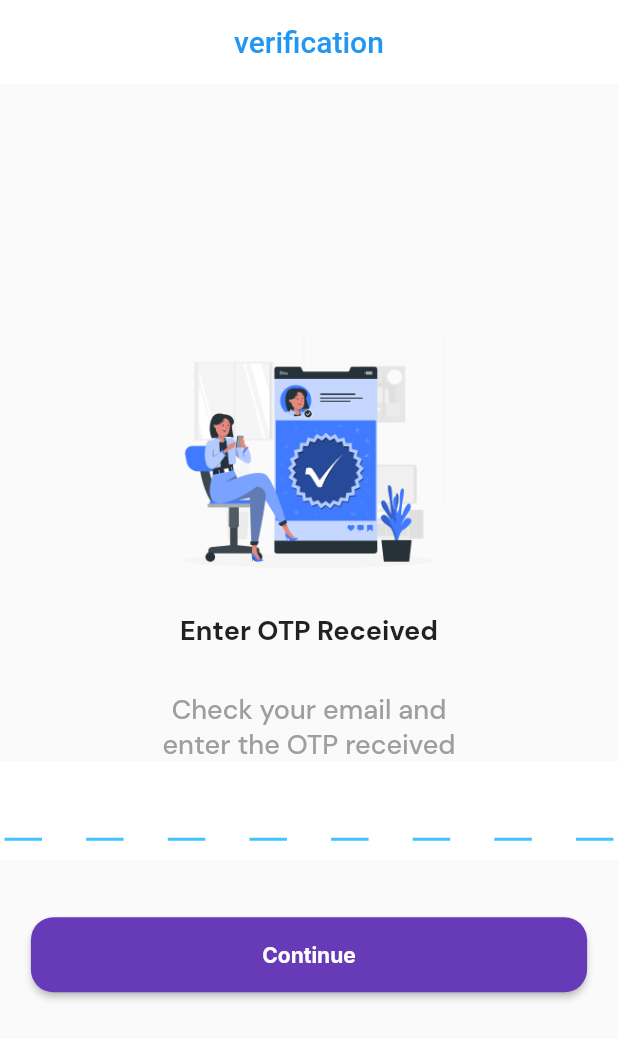
After one commit to Egwu15/my_fund, a Flutter app: the OtpScreen screen opened directly, on a phone screen of 412 x 824 dp. The commit adds this screen. Shown: the top 1039 px of the screen. Run offline on Flutter 3.47's test engine with Material 2 defaults, Android fonts, the phone set to English and light mode, and no system bars; drawn by our look-alikes of pin_code_fields; our stand-ins replace flutter_dotenv, get, google_fonts, hive_flutter, introduction_screen, local_auth and 1 more; accounts and stored records are empty.

Commit message:
otp added

```diff
--- a/lib/controller/auth.dart
+++ b/lib/controller/auth.dart
@@ -4,6 +4,7 @@ import 'package:flutter_dotenv/flutter_dotenv.dart';
 import 'package:my_fund/controller/storage.dart';
 import 'package:my_fund/models/registrationModel.dart';
 import 'package:my_fund/views/auth/forgotPassword.dart';
+import 'package:my_fund/views/auth/otpScreen.dart';
 import 'package:my_fund/views/auth/resetPassword.dart';
 import 'package:my_fund/views/auth/signIn.dart';
 import 'package:my_fund/views/homePage.dart';
@@ -22,22 +23,25 @@ class Auth {
     print(url);
 
     try {
-      var response = await http.post(url,
-          body: {'email': email, 'phone': phone, 'password': password},
-          headers: {"Accept": "application/json"});
-
+      var response = await http.post(url, body: {
+        'email': email,
+        'phone': phone,
+        'password': password
+      }, headers: {
+        "Accept": "application/json",
+      });
+      print('Response status: ${response.statusCode}');
+      print('Response body: ${response.body}');
       if (response.statusCode == 200) {
         var token = registerFromJson(response.body).token;
         hiveStorage.saveToken(token);
 
-        Get.offAll(() => HomePage());
+        Get.offAll(() => OtpScreen());
       } else if (response.statusCode == 422) {
         Get.rawSnackbar(message: "The email is already taken!");
       } else {
         Get.rawSnackbar(message: "An unknown error occured!");
       }
-      print('Response status: ${response.statusCode}');
-      print('Response body: ${response.body}');
     } catch (e) {
       print(e);
     }
@@ -93,6 +97,31 @@ class Auth {
     }
   }
 
+  otp({required String password, required String otp}) async {
+    var url = Uri.parse("$baseUrl/otp");
+    String token = await hiveStorage.getToken();
+    try {
+      var response = await http.post(url, body: {
+        // 'code': otp,
+        // 'password': password
+      }, headers: {
+        "Accept": "application/json",
+        'Authorization': 'Bearer $token',
+      });
+
+      if (response.statusCode == 201) {
+        Get.off(() => SignIn());
+      } else {
+        Get.rawSnackbar(message: "An unknown error occured!");
+      }
+      //unauthorized
+      print('Response status: ${response.statusCode}');
+      print('Response body: ${response.body}');
+    } catch (e) {
+      print(e);
+    }
+  }
+
   resetPassword({required String password, required String otp}) async {
     var url = Uri.parse("$baseUrl/reset");
 
--- /dev/null
+++ b/lib/views/auth/otpScreen.dart
@@ -0,0 +1,122 @@
+import 'package:flutter/material.dart';
+import 'package:get/get.dart';
+import 'package:google_fonts/google_fonts.dart';
+import 'package:my_fund/controller/auth.dart';
+import 'package:my_fund/views/uiComponents/customButton.dart';
+import 'package:pin_code_fields/pin_code_fields.dart';
+import 'package:timer_count_down/timer_controller.dart';
+import 'package:timer_count_down/timer_count_down.dart';
+
+class OtpScreen extends StatefulWidget {
+  const OtpScreen({Key? key}) : super(key: key);
+
+  @override
+  _OtpScreenState createState() => _OtpScreenState();
+}
+
+class _OtpScreenState extends State<OtpScreen> {
+  TextEditingController _otpController = TextEditingController();
+  CountdownController _countDownController = CountdownController();
+  bool _IsCounting = false;
+  @override
+  Widget build(BuildContext context) {
+    return Scaffold(
+      appBar: AppBar(
+        centerTitle: true,
+        automaticallyImplyLeading: true,
+        backgroundColor: Colors.white,
+        elevation: 0.0,
+        title: Text(
+          "verification",
+          style: TextStyle(color: Colors.blue),
+        ),
+      ),
+      body: Center(
+        child: SingleChildScrollView(
+          child: Column(
+            children: [
+              SizedBox(
+                  height: 160,
+                  child: Image.asset(
+                    'assets/images/checkLady.png',
+                  )),
+              SizedBox(height: 30.0),
+              Text(
+                'Enter OTP Received',
+                style: GoogleFonts.dmSans(
+                    fontSize: 18.0, fontWeight: FontWeight.w700),
+              ),
+              SizedBox(height: 30.0),
+              Text(
+                "Check your email and\nenter the OTP received",
+                textAlign: TextAlign.center,
+                style: GoogleFonts.dmSans(
+                    fontSize: 18.0,
+                    fontWeight: FontWeight.w500,
+                    color: Colors.grey),
+              ),
+              PinCodeTextField(
+                onChanged: (val) {
+                  // if (val.length == 8) {
+                  //   setState(() {
+                  //     _optCompleted = true;
+                  //   });
+                  // }
+                },
+                controller: _otpController,
+                length: 8,
+                appContext: context,
+                backgroundColor: Colors.white,
+                pinTheme: PinTheme(
+                    selectedColor: Colors.blue,
+                    activeColor: Colors.blue,
+                    fieldOuterPadding: EdgeInsets.all(3.0),
+                    shape: PinCodeFieldShape.underline,
+                    fieldWidth: 25.0,
+                    borderRadius: BorderRadius.all(Radius.circular(8.0)),
+                    activeFillColor: Colors.blueAccent,
+                    inactiveColor: Colors.lightBlueAccent),
+              ),
+              SizedBox(
+                height: 18.0,
+              ),
+              if (_IsCounting)
+                Row(
+                  children: [
+                    Text(
+                      "Resend",
+                      style: GoogleFonts.dmSans(
+                          fontSize: 18,
+                          fontWeight: FontWeight.w700,
+                          color: Colors.red[800]),
+                    ),
+                    Countdown(
+                      seconds: 90,
+                      controller: _countDownController,
+                      build: (BuildContext context, double time) => Text(
+                          "${Duration(seconds: time.floor()).inMinutes} : ${time.floor() % 60}"),
+                      interval: Duration(milliseconds: 100),
+                      onFinished: () {
+                        print('Timer is done!');
+                      },
+                    ),
+                  ],
+                ),
+              SizedBox(
+                height: 20,
+              ),
+              SizedBox(
+                width: Get.width * 0.90,
+                child: custormButton(
+                    text: 'Continue',
+                    action: () {
+                     Auth().otp(password: "pass", otp: "otp");
+                    }),
+              ),
+            ],
+          ),
+        ),
+      ),
+    );
+  }
+}
--- a/lib/views/auth/signIn.dart
+++ b/lib/views/auth/signIn.dart
@@ -61,7 +61,7 @@ class _SignInState extends State<SignIn> {
                 Align(
                   alignment: Alignment.centerLeft,
                   child: Text(
-                    "The ultimate purpose of\nsaving is to acquire assets.",
+                    "The ultimate purpose of\nsaving is to acquire assets for passive income.",
                     style: Theme.of(context).textTheme.bodyText1,
                   ),
                 ),
--- a/pubspec.yaml
+++ b/pubspec.yaml
@@ -37,6 +37,8 @@ dependencies:
   hive_flutter: ^1.1.0
   local_auth: ^1.1.6
   pin_code_fields: ^7.3.0
+  timer_count_down: ^2.2.0
+  fancy_drawer: ^2.0.0
 
 dev_dependencies:
   flutter_test:
```
Also changed, not shown: assets/images/checkLady.png (added), pubspec.lock.
